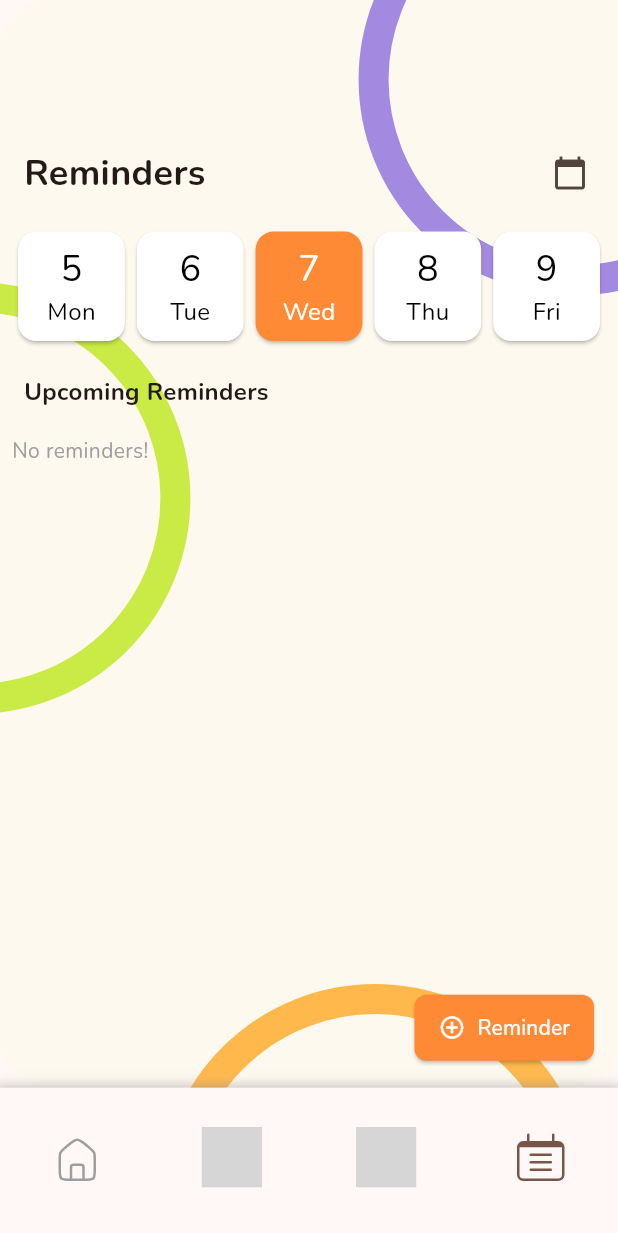
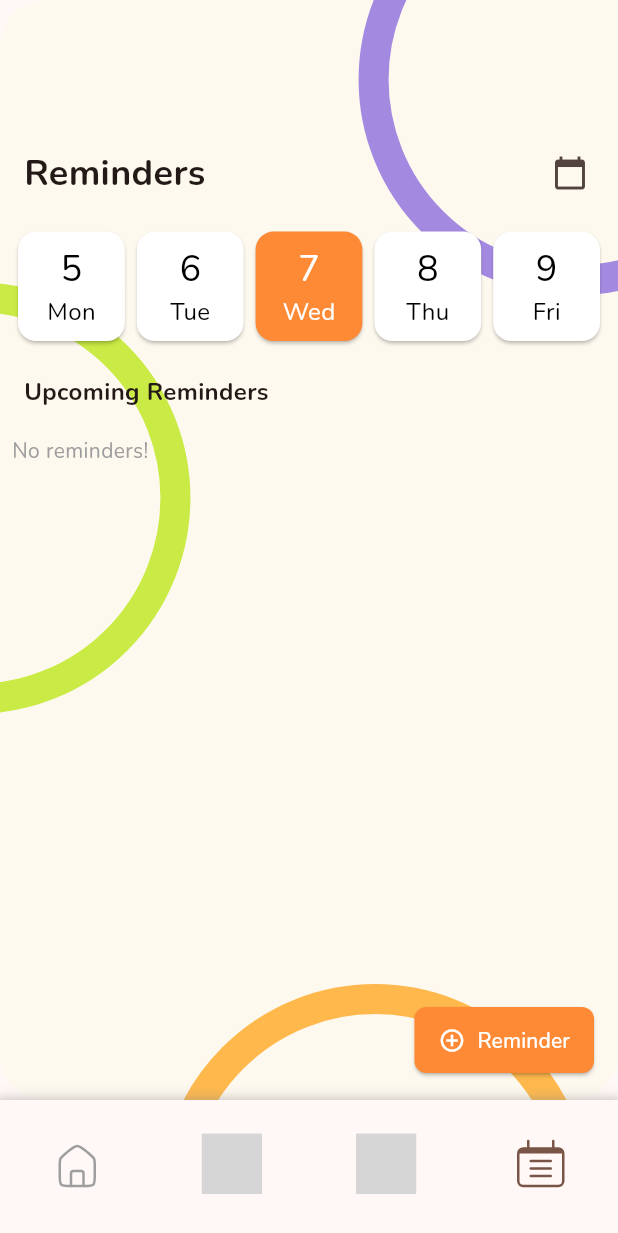
Before and after one commit to KhromeM/meddy, a Flutter app: the screen it shows once a user with an empty profile is signed in, swiped to page 4, on a phone screen of 412 x 824 dp. Shown: the top 1233 px of the screen. Run offline on Flutter 3.47's test engine with Material 3 defaults, Android fonts, the phone set to English and light mode, and no system bars; our stand-ins replace blur, firebase_auth, firebase_core, fl_chart, flutter_markdown, flutter_riverpod and 9 more; missing offline and left inert: aura_box, jumping_dot, record, siri_wave, sound_stream; accounts and stored records are empty; network calls fail; statements that could not run were skipped; project files that could hold a hidden picture were left out; grey boxes are pictures that could not be loaded.

Commit message:
make bottom bar less tall

```diff
--- a/mobile/lib/widgets/bottom_bar.dart
+++ b/mobile/lib/widgets/bottom_bar.dart
@@ -17,7 +17,7 @@ class BottomBar extends StatelessWidget {
     return Theme(
       data: Theme.of(context),
       child: Container(
-        height: MediaQuery.of(context).size.height * .12,
+        height: MediaQuery.of(context).size.height * .11,
         decoration: BoxDecoration(
           boxShadow: [
             BoxShadow(
```
